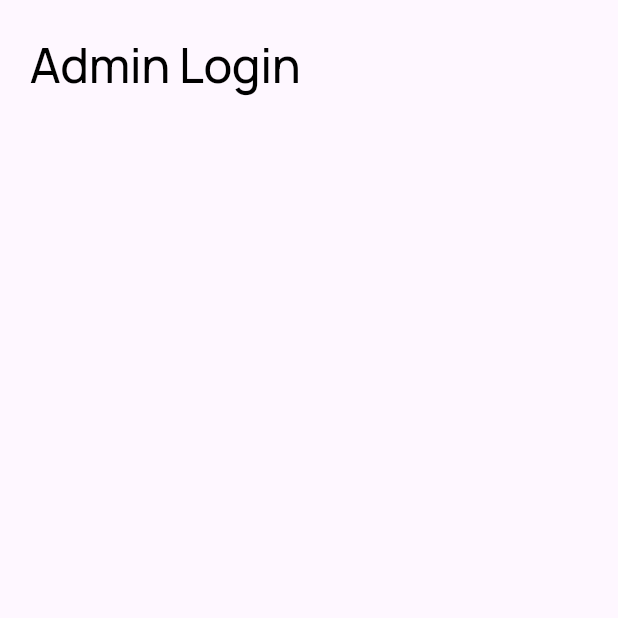
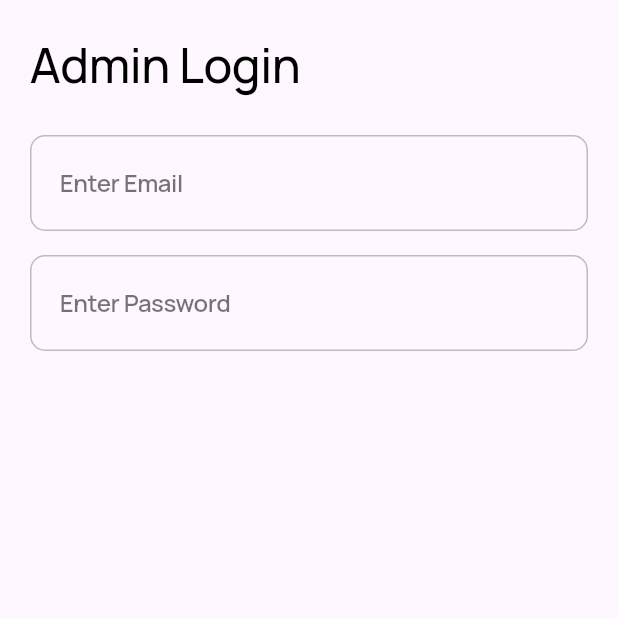
Before and after one commit to funflutter/admin_new, a Flutter app: the screen it shows after launch, on a phone screen of 412 x 824 dp, the top half of it. Run offline on Flutter 3.47's test engine with Material 3 defaults, Android fonts, the phone set to English and light mode, and no system bars; our stand-ins replace google_fonts.

Commit message:
component update

```diff
--- /dev/null
+++ b/lib/components/login_textfields.dart
@@ -0,0 +1,67 @@
+import 'package:admin_ecom/theme/global_font.dart';
+import 'package:flutter/material.dart';
+
+class LoginTextfields extends StatefulWidget {
+  final String? hintText;
+  final String? Function(String?)? validator;
+  final TextEditingController? controller;
+  final String? labelText;
+
+  const LoginTextfields({
+    super.key,
+    this.hintText,
+    this.controller,
+    this.validator,
+    this.labelText,
+  });
+
+  @override
+  State<LoginTextfields> createState() => _LoginTextfieldsState();
+}
+
+class _LoginTextfieldsState extends State<LoginTextfields> {
+  @override
+  Widget build(BuildContext context) {
+    return TextFormField(
+      controller: widget.controller,
+      validator: widget.validator,
+      style: AppFonts.Medium16(Colors.black),
+      decoration: InputDecoration(
+        hintStyle: AppFonts.Medium16(Colors.black38),
+        labelText: widget.labelText,
+        labelStyle: AppFonts.Medium16(Colors.black54),
+        contentPadding: const EdgeInsets.symmetric(
+          vertical: 20,
+          horizontal: 16,
+        ),
+        border: OutlineInputBorder(
+          borderRadius: BorderRadius.circular(10),
+        ),
+        focusedBorder: OutlineInputBorder(
+          borderRadius: BorderRadius.circular(10),
+          borderSide: BorderSide(
+            color: Colors.grey.shade700,
+          ),
+        ),
+        enabledBorder: OutlineInputBorder(
+          borderRadius: BorderRadius.circular(10),
+          borderSide: BorderSide(
+            color: Colors.grey.shade400,
+          ),
+        ),
+        errorBorder: OutlineInputBorder(
+          borderRadius: BorderRadius.circular(10),
+          borderSide: const BorderSide(
+            color: Colors.red,
+          ),
+        ),
+        focusedErrorBorder: OutlineInputBorder(
+          borderRadius: BorderRadius.circular(10),
+          borderSide: const BorderSide(
+            color: Colors.red,
+          ),
+        ),
+      ),
+    );
+  }
+}
--- a/lib/pages/login_page.dart
+++ b/lib/pages/login_page.dart
@@ -1,22 +1,63 @@
+import 'package:admin_ecom/components/login_textfields.dart';
 import 'package:admin_ecom/theme/global_font.dart';
 import 'package:flutter/material.dart';
 
-class LoginPage extends StatelessWidget {
+class LoginPage extends StatefulWidget {
   const LoginPage({super.key});
+
+  @override
+  State<LoginPage> createState() => _LoginPageState();
+}
+
+class _LoginPageState extends State<LoginPage> {
+  // controllers
+  final emailController = TextEditingController();
+  final passwordController = TextEditingController();
+  final _formKey = GlobalKey<FormState>(); // define at class level
 
   @override
   Widget build(BuildContext context) {
     return Scaffold(
       body: SafeArea(
-        child: Padding(
+        child: SingleChildScrollView(
           padding: EdgeInsets.all(20.0),
+          child: Form(
+            key: _formKey,
             child: Column(
+              crossAxisAlignment: CrossAxisAlignment.start,
               children: [
                 Text(
                   "Admin Login",
                   style: AppFonts.regular32(Colors.black),
                 ),
+                const SizedBox(height: 24),
+
+                // email text field
+                LoginTextfields(
+                  hintText: "Enter Email",
+                  labelText: "Enter Email",
+                  controller: emailController,
+                  validator: (value) {
+                    if (value == null || value.isEmpty) {
+                      return 'Email cannot be empty';
+                    }
+                    if (!value.trim().endsWith('@gmail.com')) {
+                      return 'Email must end with @gmail.com';
+                    }
+                    return null;
+                  },
+                ),
+
+                const SizedBox(height: 16),
+
+                // pass text field
+                LoginTextfields(
+                  hintText: "Enter Password",
+                  labelText: "Enter Password",
+                  controller: passwordController,
+                ),
               ],
+            ),
           ),
         ),
       ),
```
Lines whose indentation alone changed are shown as unchanged.
